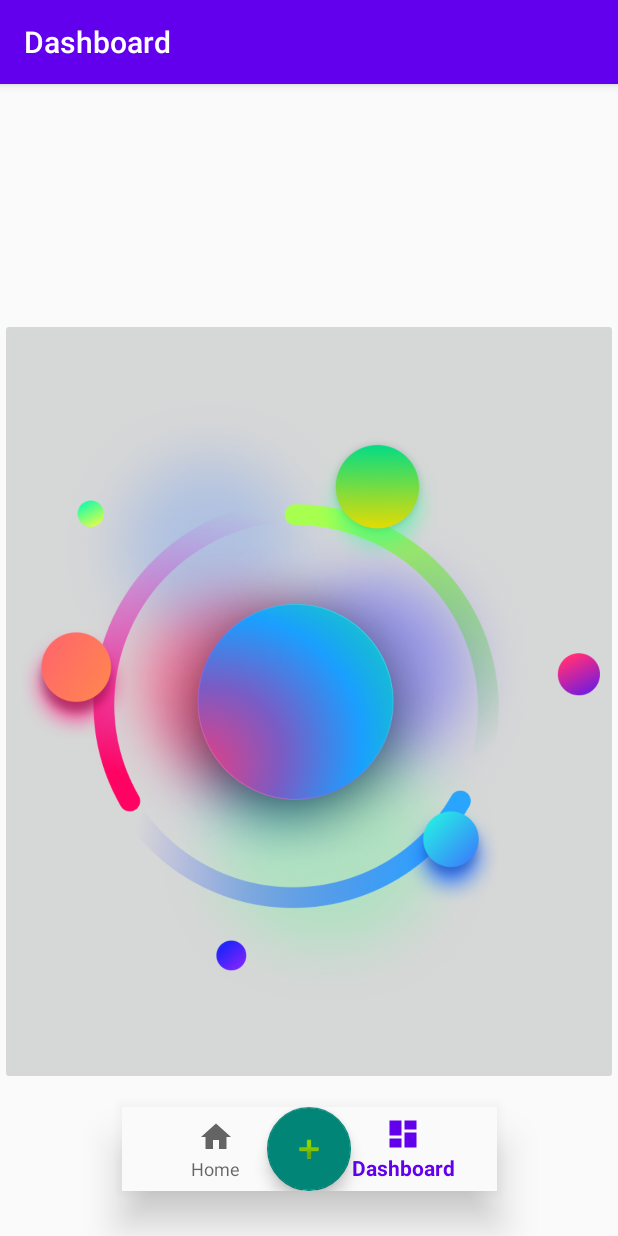
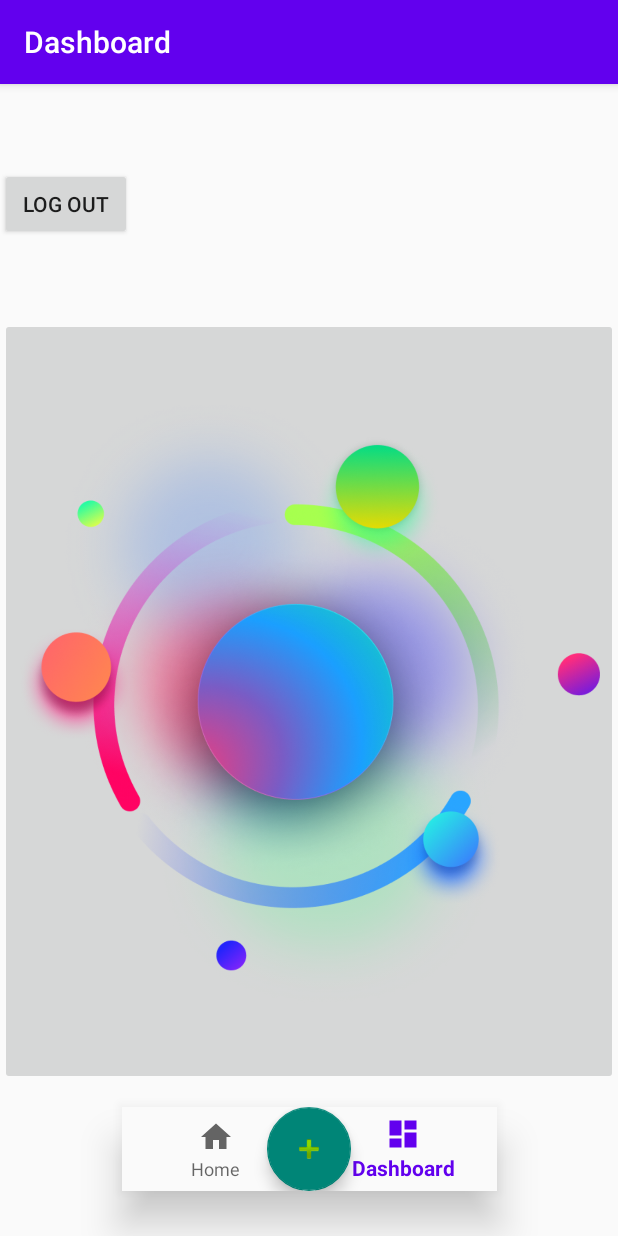
Before and after one commit to thegitparticle/aye-android, an Android app: the LandingActivity screen opened directly, with no data from a screen before it, item 2 of the bottom bar chosen, on a phone screen of 412 x 824 dp. Run offline under Robolectric (Android 15) with nearby library versions, the phone set to English and light mode, and no system bars; our stand-ins replace Dagger/Hilt's generated code, data binding, navigation-ui.

Commit message:
sign in and out - all set

```diff
--- a/app/src/main/java/com/example/toastgoand/home/clans/ClansFragment.kt
+++ b/app/src/main/java/com/example/toastgoand/home/clans/ClansFragment.kt
@@ -1,5 +1,6 @@
 package com.example.toastgoand.home.clans
 
+import android.content.Intent
 import androidx.lifecycle.ViewModelProvider
 import android.os.Bundle
 import androidx.fragment.app.Fragment
@@ -7,7 +8,10 @@ import android.view.LayoutInflater
 import android.view.View
 import android.view.ViewGroup
 import androidx.databinding.DataBindingUtil
+import androidx.navigation.fragment.findNavController
 import com.example.toastgoand.R
+import com.example.toastgoand.auth.LoginActivity
+import com.example.toastgoand.auth.fragments.enterphone.EnterPhoneFragmentDirections
 import com.example.toastgoand.databinding.ClansFragmentBinding
 
 class ClansFragment : Fragment() {
--- a/app/src/main/res/layout/activity_landing.xml
+++ b/app/src/main/res/layout/activity_landing.xml
@@ -43,4 +43,12 @@
         app:layout_constraintTop_toTopOf="parent"
         app:navGraph="@navigation/mobile_navigation" />
 
+    <Button
+        android:id="@+id/logout"
+        android:layout_width="wrap_content"
+        android:layout_height="wrap_content"
+        android:text="log out"
+        tools:layout_editor_absoluteX="147dp"
+        tools:layout_editor_absoluteY="601dp" />
+
 </androidx.constraintlayout.widget.ConstraintLayout>
```
Also changed, not shown: app/src/main/java/com/example/toastgoand/home/LandingActivity.kt (+12 -0 lines), app/src/main/res/layout/welcome_fragment.xml (+5 -2 lines), app/src/main/res/drawable-v24/welcome_pic1.jpeg (added).
